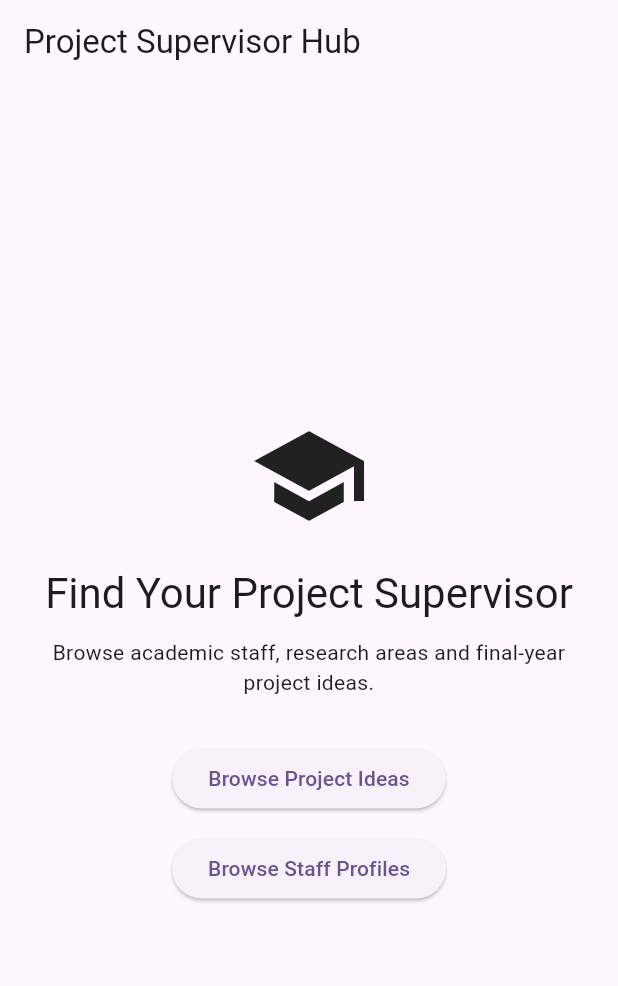
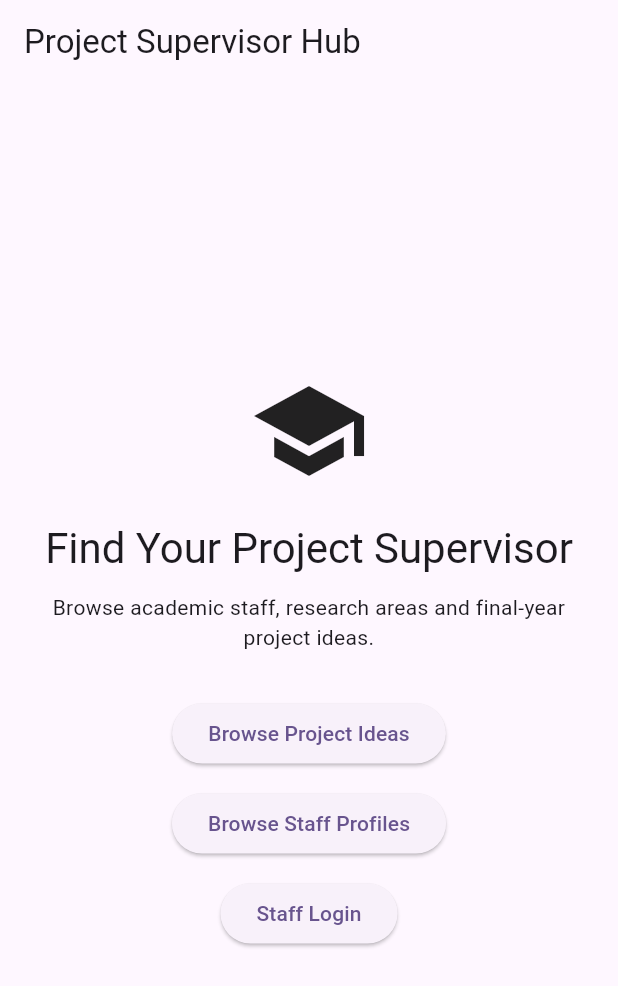
Before and after one commit to jiabhullar/project_supervisor_app, a Flutter app: the screen it shows after launch, on a phone screen of 412 x 824 dp. Shown: the top 986 px of the screen. Run offline on Flutter 3.47's test engine with Material 3 defaults, Android fonts, the phone set to English and light mode, and no system bars.

Commit message:
add staff login button

```diff
--- a/lib/pages/home_page.dart
+++ b/lib/pages/home_page.dart
@@ -45,6 +45,13 @@ class HomeScreen extends StatelessWidget {
               },
               child: const Text('Browse Staff Profiles'),
               ),
+              const SizedBox(height: 12),
+              ElevatedButton(
+                onPressed: () {
+                  print('Staff Login button pressed');
+                },
+                child: const Text('Staff Login'),
+              ),
             ],
           ),
         ),
```
